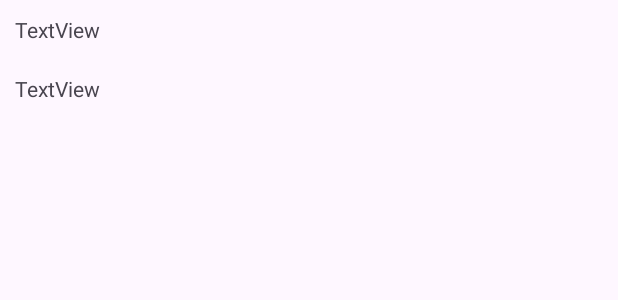
After one commit to riordi80/vocational-training-final-project, an Android app: the layout item_arbol.xml on its own in the app's theme, with its tools: preview values and no code run, on a phone screen of 412 x 824 dp. The commit adds this screen. Shown: the top 300 px of the screen. Run offline under Robolectric (Android 15) with nearby library versions, the phone set to English and light mode, and no system bars.

Commit message:
feat(android): implements activity ArbolAdapter,values arboles and item_arbol layout

```diff
--- a/android/app/src/main/AndroidManifest.xml
+++ b/android/app/src/main/AndroidManifest.xml
@@ -24,7 +24,7 @@
             android:name=".activities.ListarArbolesActivity"
             android:exported="false" />
         <activity
-            android:name=".MainActivity"
+            android:name=".activities.Login"
             android:exported="true">
             <intent-filter>
                 <action android:name="android.intent.action.MAIN" />
--- /dev/null
+++ b/android/app/src/main/res/layout/item_arbol.xml
@@ -0,0 +1,25 @@
+<?xml version="1.0" encoding="utf-8"?>
+<LinearLayout xmlns:android="http://schemas.android.com/apk/res/android"
+    android:layout_width="match_parent"
+    android:layout_height="wrap_content"
+    android:orientation="vertical"
+    android:clickable="true">
+
+
+    <TextView
+        android:id="@+id/textViewNombre"
+        android:layout_width="wrap_content"
+        android:layout_height="wrap_content"
+        android:layout_weight="1"
+        android:layout_margin="10dp"
+        android:text="TextView" />
+
+
+    <TextView
+        android:id="@+id/textViewEspecieFecha"
+        android:layout_width="wrap_content"
+        android:layout_height="wrap_content"
+        android:layout_weight="1"
+        android:layout_margin="10dp"
+        android:text="TextView" />
+</LinearLayout>
```
Also changed, not shown: android/app/src/main/java/com/example/proyectoarboles/MainActivity.java (deleted, +0 -24 lines), android/app/src/main/java/com/example/proyectoarboles/activities/ListarArbolesActivity.java (+12 -0 lines), android/app/src/main/java/com/example/proyectoarboles/activities/Login.java (+32 -3 lines), android/app/src/main/java/com/example/proyectoarboles/adapter/ArbolAdapter.java (added, +60 -0 lines), android/app/src/main/res/layout/activity_login.xml (+63 -0 lines), android/app/src/main/res/layout/activity_main.xml (deleted, +0 -19 lines), android/app/src/main/res/values/arboles.xml (added, +25 -0 lines).
